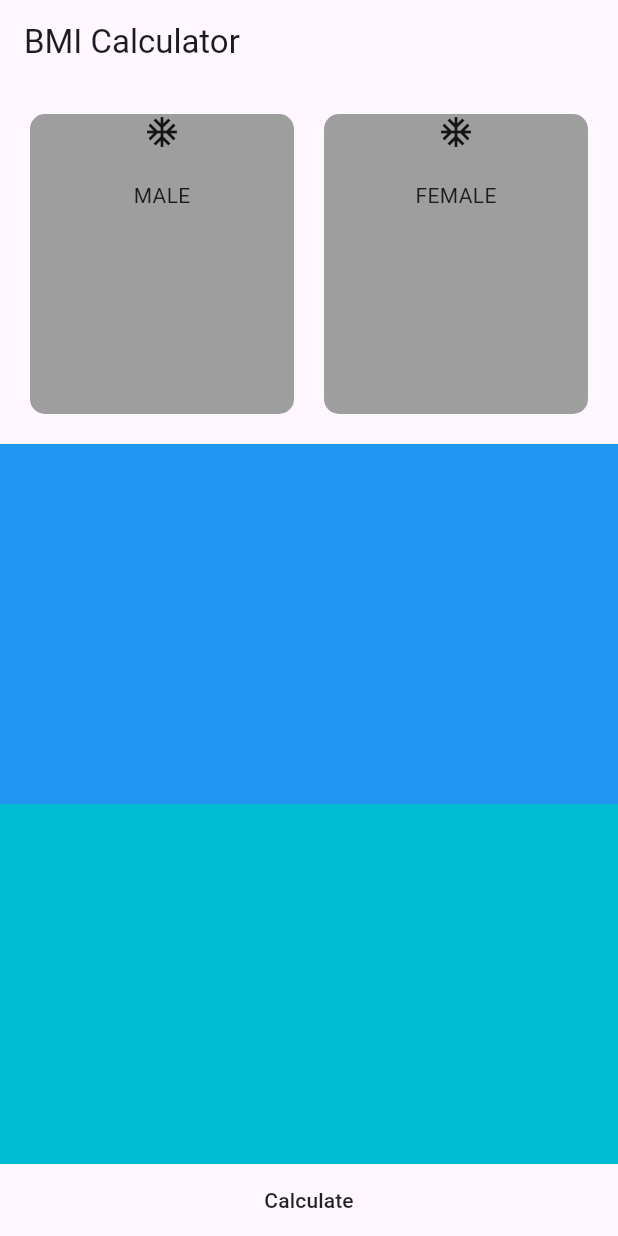
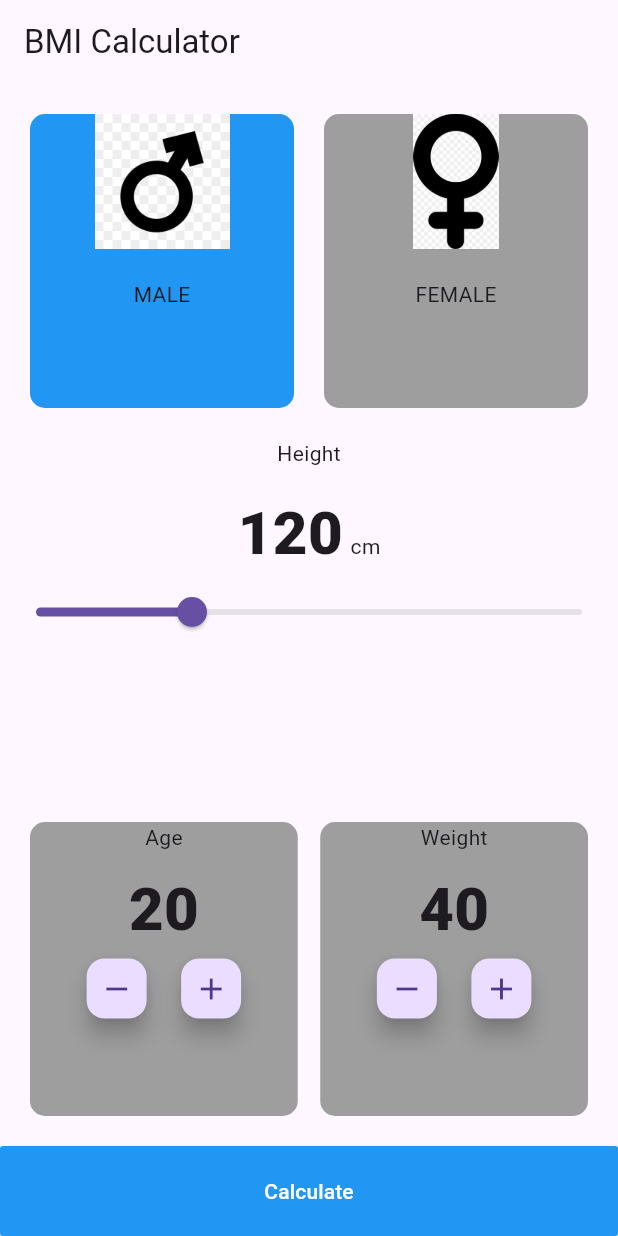
Before and after one commit to tokamohamedQC/Flutter_course, a Flutter app: the screen it shows after launch, on a phone screen of 412 x 824 dp. Run offline on Flutter 3.47's test engine with Material 3 defaults, Android fonts, the phone set to English and light mode, and no system bars.

Commit message:
udemy course

```diff
--- a/lib/calculate.dart
+++ b/lib/calculate.dart
@@ -1,6 +1,9 @@
+import 'dart:math';
+
 import 'package:flutter/cupertino.dart';
 import 'package:flutter/material.dart';
 import 'package:flutter/widgets.dart';
+import 'package:flutter_udemy_course/BMI_result.dart';
 
 class BMICalculate extends StatefulWidget {
   const BMICalculate({super.key});
@@ -10,6 +13,10 @@ class BMICalculate extends StatefulWidget {
 }
 
 class _BMICalculateState extends State<BMICalculate> {
+  bool isMale = true;
+  double height = 120.0;
+  int weight = 40;
+  int age = 20;
   @override
   Widget build(BuildContext context) {
     return Scaffold(
@@ -25,20 +32,89 @@ class _BMICalculateState extends State<BMICalculate> {
                 mainAxisAlignment: MainAxisAlignment.center,
                 children: [
                   Expanded(
+                    child: GestureDetector(
+                      onTap:(){
+                        setState(() {
+                          isMale = true;
+                        });
+                      }
+                      ,
                       child: Container(
                         decoration: BoxDecoration(
                           borderRadius: BorderRadius.circular(10.0),
-                        color: Colors.grey
+                          color: isMale? Colors.blue : Colors.grey
                         ),
                         child: Column(
                           children: [
-                          Icon(Icons.ac_unit),
+                            Image(image: AssetImage('images/male.jpg'),
+                              height: 90.0,
+                              width: 90.0,
+
+                            ),
                             SizedBox(height: 20.0,),
                             Text('MALE')
                           ],                ),
                       ),
                     ),
+                  ),
                   SizedBox(width: 20.0,),
+                  Expanded(
+                    child: GestureDetector(
+                      onTap: (){
+                        setState(() {
+                          isMale = false;
+                        });
+                      },
+                      child: Container(
+                        decoration: BoxDecoration(
+                            borderRadius: BorderRadius.circular(10.0),
+                            color: !isMale? Colors.blue : Colors.grey
+                        ),
+                        child: Column(
+                          children: [
+                            Image(image: AssetImage('images/female.png'),
+                              height: 90.0,
+                              width: 90.0,
+
+                            ),
+                            SizedBox(height: 20.0,),
+                            Text('FEMALE')
+                          ],                ),
+                      ),
+                    ),
+                  ),
+
+                ],
+              ),
+            ),
+          ),
+          Expanded(
+            child:  Column(
+          children: [
+          Text('Height'),
+            SizedBox(height: 15.0,),
+            Row(
+              crossAxisAlignment: CrossAxisAlignment.baseline,
+              textBaseline: TextBaseline.alphabetic,
+              mainAxisAlignment: MainAxisAlignment.center,
+              children: [
+                Text('${height.round()}', style: TextStyle(fontSize: 40.0, fontWeight: FontWeight.w900),),
+                SizedBox(width: 5.0,),
+                Text('cm')
+              ],
+            ),
+            Slider(value: height, max: 220.0, min: 80.0, onChanged: (value){
+              setState(() {
+                height = value;
+              });
+            })
+          ],                ),),
+          Expanded(
+            child: Padding(
+              padding: const EdgeInsets.all(20.0),
+              child: Row(
+                mainAxisAlignment: MainAxisAlignment.center,
+                children: [
                   Expanded(
                     child: Container(
                       decoration: BoxDecoration(
@@ -47,32 +123,87 @@ class _BMICalculateState extends State<BMICalculate> {
                       ),
                       child: Column(
                         children: [
-                          Icon(Icons.ac_unit),
-                          SizedBox(height: 20.0,),
-                          Text('FEMALE')
-                        ],                ),
+                          Text('Age'),
+                          SizedBox(height: 10.0,),
+                                  Text('${age.round()}', style: TextStyle(fontSize: 40.0, fontWeight: FontWeight.w900),),
+                          Row(
+                            mainAxisAlignment: MainAxisAlignment.center,
+                            children: [
+                              FloatingActionButton(onPressed: (){
+                                setState(() {
+                                  age--;
+                                });
+                              },mini: true, child: Icon(
+                                Icons.remove
+                              ),),
+                              SizedBox(width: 15.0,),
+                              FloatingActionButton(onPressed: (){
+                                setState(() {
+                                  age++;
+                                });
+                              },mini: true, child: Icon(
+                                  Icons.add
+                              ),)
+                            ],
                           ),
-                  ),
-
                         ],
                       ),
                     ),
                   ),
+                  SizedBox(width: 15.0,),
                   Expanded(
                     child: Container(
-              width: double.infinity,
-              color: Colors.blue,
+                      decoration: BoxDecoration(
+                          borderRadius: BorderRadius.circular(10.0),
+                          color: Colors.grey
+                      ),
+                      child: Column(
+                        children: [
+                          Text('Weight'),
+                          SizedBox(height: 10.0,),
+                          Text('${weight.round()}', style: TextStyle(fontSize: 40.0, fontWeight: FontWeight.w900),),
+                          Row(
+                            mainAxisAlignment: MainAxisAlignment.center,
+                            children: [
+                              FloatingActionButton(onPressed: (){
+                                setState(() {
+                                  weight--;
+                                });
+                              },mini: true, child: Icon(
+                                  Icons.remove
+                              ),),
+                              SizedBox(width: 15.0,),
+                              FloatingActionButton(onPressed: (){
+                                setState(() {
+                                  weight++;
+                                });
+                              },mini: true, child: Icon(
+                                  Icons.add
+                              ),)
+                            ],
+                          ),
+                        ],
                       ),
                     ),
-          Expanded(
-            child: Container(
-              width: double.infinity,
-              color: Colors.cyan,
+                  ),
+                ],
+              ),
             ),
           ),
           Container(
             width: double.infinity,
-              child: MaterialButton(onPressed: (){}, child: Text('Calculate'),))
+              child: MaterialButton(onPressed: (){
+                double result = weight / pow(height / 100, 2);
+                Navigator.push(context,
+                MaterialPageRoute(
+                  builder: (context) => BMIResult(
+                    age: age,
+                    isMale: isMale,
+                    result: result.round(),
+                  ),
+                )
+                );
+              },height: 60.0, color: Colors.blue, child: Text('Calculate', style: TextStyle(color: Colors.white),),))
         ],
       ),
     );
```
Also changed, not shown: lib/BMI_result.dart (added, +52 -0 lines), pubspec.yaml (+3 -4 lines), images/female.png (added), images/male.jpg (added). Lines whose indentation alone changed are shown as unchanged.
